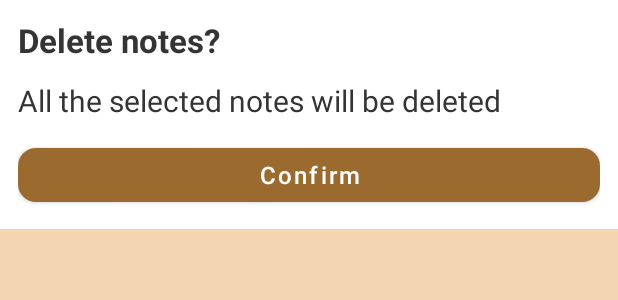
After one commit to alexandr7035/txnotes, an Android app: the layout fragment_delete_notes.xml on its own in the app's theme, with its tools: preview values and no code run, on a phone screen of 412 x 824 dp. The commit adds this screen. Shown: the top 300 px of the screen. Run offline under Robolectric (Android 15) with nearby library versions, the phone set to English and light mode, and no system bars.

Commit message:
Dialog for notes deletion
#51

```diff
--- /dev/null
+++ b/app/src/main/res/layout/fragment_delete_notes.xml
@@ -0,0 +1,32 @@
+<?xml version="1.0" encoding="utf-8"?>
+<LinearLayout xmlns:android="http://schemas.android.com/apk/res/android"
+    xmlns:tools="http://schemas.android.com/tools"
+    android:layout_width="match_parent"
+    android:layout_height="wrap_content"
+    android:orientation="vertical"
+    android:background="@color/white"
+    android:padding="@dimen/default_fragment_margin"
+    tools:context=".presentation.edit_note.CancelEditNoteFragment">
+
+    <TextView
+        style="@style/DialogTitleStyle"
+        android:layout_width="wrap_content"
+        android:layout_height="wrap_content"
+        android:text="@string/delete_notes_question"/>
+
+    <TextView
+        style="@style/DialogTextStyle"
+        android:layout_marginTop="@dimen/dialog_vertical_spacing"
+        android:layout_width="match_parent"
+        android:layout_height="match_parent"
+        android:text="@string/all_the_selected_notes_will_be_deleted" />
+
+    <Button
+        style="@style/PrimaryButton"
+        android:id="@+id/confirmDeleteBtn"
+        android:layout_marginTop="@dimen/dialog_vertical_spacing"
+        android:text="@string/confirm"
+        android:layout_width="match_parent"
+        android:layout_height="wrap_content"/>
+
+</LinearLayout>
--- a/app/src/main/res/values/strings.xml
+++ b/app/src/main/res/values/strings.xml
@@ -13,9 +13,16 @@
     <string name="enter_note_title">Enter note title</string>
     <string name="error_empty_note">Can\'t save empty note. Please, fill at least the title or text field</string>
     <string name="edit_note">Edit note</string>
+
     <string name="your_changes_will_be_lost">Your changes will be lost</string>
     <string name="discard_changes">Discard changes</string>
     <string name="cancel_new_note">Cancel new note?</string>
     <string name="your_new_note_will_not_be_saved">Your new note will not be saved</string>
 
+    <string name="delete_notes">Delete notes</string>
+    <string name="delete_notes_question">Delete notes?</string>
+    <string name="confirm">Confirm</string>
+    <string name="all_the_selected_notes_will_be_deleted">All the selected notes will be deleted</string>
+
+    <string name="deleted_notes_key">DELETED_NOTES_KEY</string>
 </resources>
```
Also changed, not shown: app/src/main/java/by/alexandr7035/txnotes/presentation/delete_notes/DeleteNotesFragment.kt (added, +41 -0 lines), app/src/main/java/by/alexandr7035/txnotes/presentation/notes_list/NotesListFragment.kt (+11 -0 lines), app/src/main/res/navigation/nav_graph.xml (+10 -0 lines).
